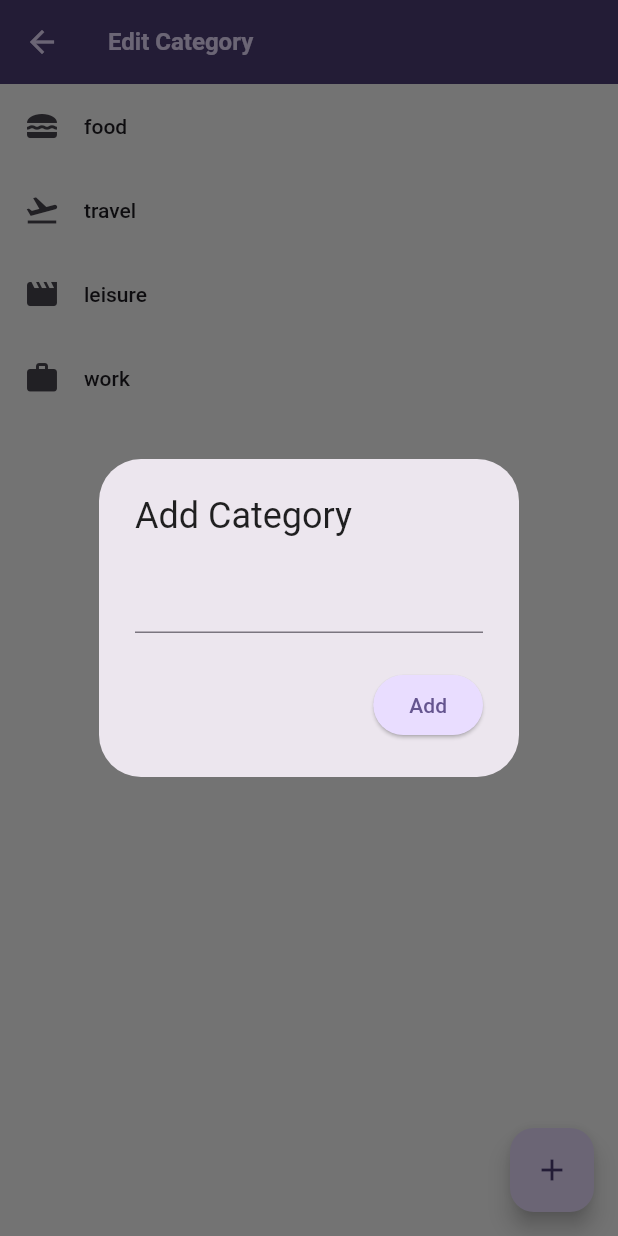
After one commit to Dardnos/ExpenseTrackerApp, a Flutter app: the EditCategoryPage screen opened directly, after a tap on the "add" icon, on a phone screen of 412 x 824 dp. The commit adds this screen. Run offline on Flutter 3.47's test engine with Material 2 defaults, Android fonts, the phone set to English and light mode, and no system bars.

Commit message:
Adding category page. Add, remove categories.

```diff
--- a/lib/models/expense.dart
+++ b/lib/models/expense.dart
@@ -2,23 +2,13 @@
 import 'package:flutter/material.dart';
 import 'package:uuid/uuid.dart'; // For generating unique IDs
 import 'package:intl/intl.dart'; // For date formatting
+import 'package:expense_tracker/widgets/categories.dart';
 
 /// Create a date formatter with the "month/day/year" format
 final formatter = DateFormat.yMd();
 
 /// Generate a UUID instance for generating unique IDs
 const uuid = Uuid();
-
-/// Define an enumeration 'Category' to represent expense categories
-enum Category { food, travel, leisure, work }
-
-/// Define icons for each expense category
-const categoryIcons = {
-  Category.food: Icons.lunch_dining,
-  Category.travel: Icons.flight_takeoff,
-  Category.leisure: Icons.movie,
-  Category.work: Icons.work,
-};
 
 /// Define the 'Expense' class to represent individual expenses
 class Expense {
--- /dev/null
+++ b/lib/widgets/categories.dart
@@ -0,0 +1,103 @@
+import 'package:flutter/material.dart';
+
+class EditCategoryPage extends StatefulWidget {
+  const EditCategoryPage({Key? key}) : super(key: key);
+
+  @override
+  State<EditCategoryPage> createState() {
+    return _EditCategoryPageState();
+  }
+}
+/// Define an enumeration 'Category' to represent expense categories
+enum Category { food, travel, leisure, work }
+
+/// Define icons for each expense category
+const categoryIcons = {
+  Category.food: Icons.lunch_dining,
+  Category.travel: Icons.flight_takeoff,
+  Category.leisure: Icons.movie,
+  Category.work: Icons.work,
+};
+
+/// Define a class to represent expense categories with icons
+class CategoryItem {
+  final String category;
+  final IconData icon;
+
+  CategoryItem(this.category, this.icon);
+}
+
+List<CategoryItem> categoryItems = [
+  CategoryItem("food", Icons.lunch_dining),
+  CategoryItem("travel", Icons.flight_takeoff),
+  CategoryItem("leisure", Icons.movie),
+  CategoryItem("work", Icons.work),
+];
+
+class _EditCategoryPageState extends State<EditCategoryPage> {
+
+  void _addNewCategory(String newCategory) {
+    setState(() {
+      categoryItems.add(
+        CategoryItem(newCategory, Icons.category),
+      );
+    });
+  }
+
+  @override
+  Widget build(BuildContext context) {
+    return Scaffold(
+      appBar: AppBar(
+        title: const Text('Edit Category'),
+      ),
+      body: ListView.builder(
+        itemCount: categoryItems.length,
+        itemBuilder: (context, index) {
+          final categoryItem = categoryItems[index];
+          return ListTile(
+            leading: Icon(categoryItem.icon),
+            title: Text(categoryItem.category.toString().split('.').last), // Extract the enum value
+            onTap: () {
+              // Handle category selection
+              // You can navigate to a detailed view or perform any other action here
+            },
+          );
+        },
+      ),
+      floatingActionButton: FloatingActionButton(
+        onPressed: () {
+          // Show a dialog or a form to allow users to add a new category
+          showDialog(
+            context: context,
+            builder: (context) {
+              String newCategoryName = ''; // Store the user's input
+              return AlertDialog(
+                title: const Text('Add Category'),
+                content: TextField(
+                  onChanged: (value) {
+                    // Capture the user's input for the new category name
+                    newCategoryName = value;
+                  },
+                ),
+                actions: [
+                  ElevatedButton(
+                    onPressed: () {
+                      if (newCategoryName.isNotEmpty) {
+                        // Add the new CategoryItem to the list
+
+                        _addNewCategory(newCategoryName);
+                        Navigator.of(context).pop(); // Close the dialog
+                      }
+                    },
+                    child: const Text('Add'),
+                  ),
+                ],
+              );
+            },
+          );
+        },
+        child: const Icon(Icons.add),
+      ),
+    );
+  }
+}
--- a/lib/widgets/chart/chart.dart
+++ b/lib/widgets/chart/chart.dart
@@ -2,6 +2,7 @@
 import 'package:flutter/material.dart';
 import 'package:expense_tracker/widgets/chart/chart_bar.dart';
 import 'package:expense_tracker/models/expense.dart';
+import 'package:expense_tracker/widgets/categories.dart';
 
 // Define the 'Chart' class, which is a StatelessWidget
 class Chart extends StatelessWidget {
--- a/lib/widgets/expenses.dart
+++ b/lib/widgets/expenses.dart
@@ -4,6 +4,7 @@ import 'package:expense_tracker/widgets/new_expense.dart';
 import 'package:expense_tracker/widgets/expenses_list/expenses_list.dart';
 import 'package:expense_tracker/models/expense.dart';
 import 'package:expense_tracker/widgets/chart/chart.dart';
+import 'package:expense_tracker/widgets/categories.dart';
 
 /// Define the 'Expenses' class, which is a StatefulWidget
 class Expenses extends StatefulWidget {
--- a/lib/widgets/expenses_list/expense_item.dart
+++ b/lib/widgets/expenses_list/expense_item.dart
@@ -1,6 +1,7 @@
 /// Import necessary packages and the 'Expense' model
 import 'package:flutter/material.dart';
 import 'package:expense_tracker/models/expense.dart';
+import 'package:expense_tracker/widgets/categories.dart';
 
 /// Define the 'ExpenseItem' class, which is a StatelessWidget
 class ExpenseItem extends StatelessWidget {
--- a/lib/widgets/new_expense.dart
+++ b/lib/widgets/new_expense.dart
@@ -1,6 +1,7 @@
 /// Import necessary packages and the 'Expense' model
 import 'package:flutter/material.dart';
 import 'package:expense_tracker/models/expense.dart';
+import 'package:expense_tracker/widgets/categories.dart';
 
 /// Define the 'NewExpense' class, which is a StatefulWidget
 class NewExpense extends StatefulWidget {
@@ -166,6 +167,15 @@ class _NewExpenseState extends State<NewExpense> {
                   });
                 },
               ),
+              IconButton(
+                icon: const Icon(
+                  Icons.edit,
+                ),
+              onPressed: () {
+                  Navigator.push(context, MaterialPageRoute(builder: (context) => const EditCategoryPage()),
+                  );
+                },
+              ),
               const Spacer(), // Create a flexible space between elements
               TextButton(
                 onPressed: () {
```
